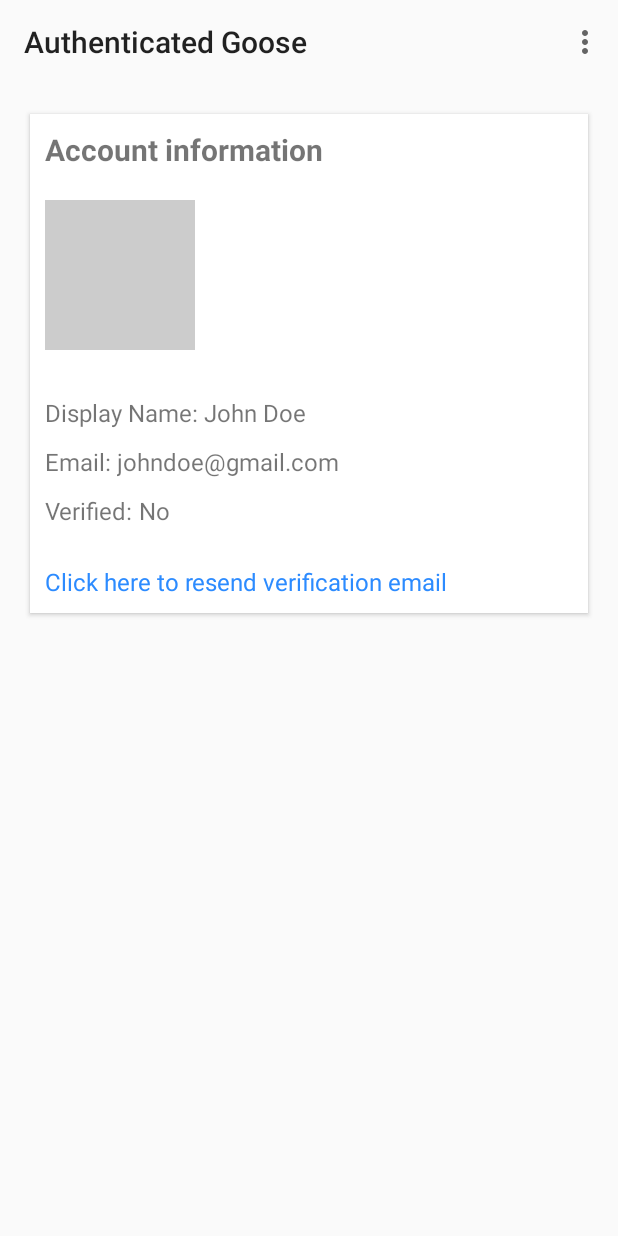
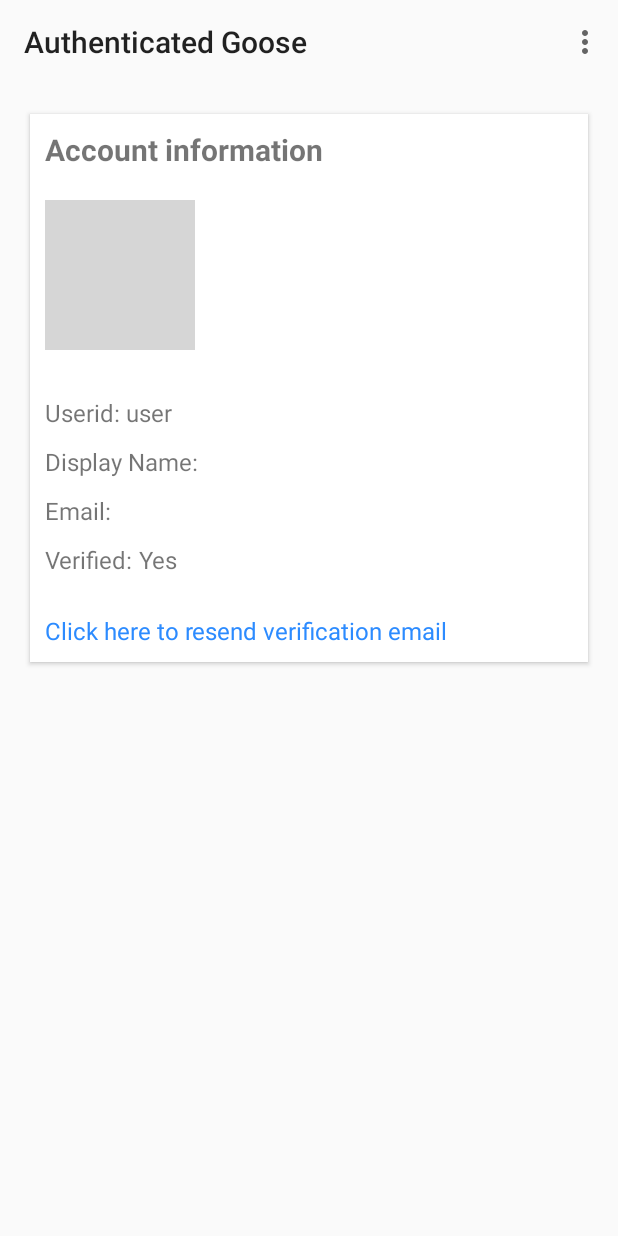
Before and after one commit to frogitecture/Authenticated-Goose, an Android app: the screen it shows after launch once a user with an empty profile is signed in (MainActivity), on a phone screen of 412 x 824 dp. Run offline under Robolectric (Android 15) with nearby library versions, the phone set to English and light mode, and no system bars; our stand-ins replace Firebase (no records; nobody signed in at launch, a user with empty details on screens opened directly); grey boxes are pictures that could not be loaded.

Commit message:
main activity layout finished

```diff
--- a/app/src/main/java/com/hallucind/authenticatedgoosetest/MainActivity.java
+++ b/app/src/main/java/com/hallucind/authenticatedgoosetest/MainActivity.java
@@ -4,15 +4,28 @@ import androidx.appcompat.app.AppCompatActivity;
 import androidx.appcompat.widget.Toolbar;
 
 import android.content.Intent;
+import android.net.Uri;
 import android.os.Bundle;
 import android.view.Menu;
 import android.view.MenuInflater;
 import android.view.MenuItem;
+import android.widget.ImageView;
+import android.widget.TextView;
 
+import com.bumptech.glide.Glide;
 import com.google.firebase.auth.FirebaseAuth;
 import com.google.firebase.auth.FirebaseUser;
 
 public class MainActivity extends AppCompatActivity {
+
+    private FirebaseUser firebaseUser;
+
+    private ImageView imageView;
+    private TextView displayNameTxt;
+    private TextView useridTxt;
+    private TextView emailTxt;
+    private TextView verifiedTxt;
+    private TextView sendVerificationTxt;
 
     @Override
     protected void onCreate(Bundle savedInstanceState) {
@@ -24,7 +37,28 @@ public class MainActivity extends AppCompatActivity {
         if (firebaseAuth.getCurrentUser() == null) {
             finish();
             startActivity(new Intent(this, AuthActivity.class));
+        } else {
+            firebaseUser = firebaseAuth.getCurrentUser();
         }
+
+        imageView = findViewById(R.id.image);
+        useridTxt = findViewById(R.id.uid_txt);
+        displayNameTxt = findViewById(R.id.display_name_txt);
+        emailTxt = findViewById(R.id.email_txt);
+        verifiedTxt = findViewById(R.id.verified_txt);
+        sendVerificationTxt = findViewById(R.id.send_verification_txt);
+
+        Uri profilePicture = firebaseUser.getPhotoUrl();
+        String uid = firebaseUser.getUid();
+        String displayName = firebaseUser.getDisplayName();
+        String email = firebaseUser.getEmail();
+        String verifiedEmail = firebaseUser.isEmailVerified() ? "Yes" : "No";
+
+        Glide.with(this).load(profilePicture).into(imageView);
+        useridTxt.setText(uid);
+        displayNameTxt.setText(displayName);
+        emailTxt.setText(email);
+        verifiedTxt.setText(verifiedEmail);
 
         Toolbar toolbar = findViewById(R.id.toolbar);
         toolbar.setTitle("Authenticated Goose");
--- a/app/src/main/res/layout/activity_main.xml
+++ b/app/src/main/res/layout/activity_main.xml
@@ -54,10 +54,32 @@
                 <TextView
                     android:layout_width="wrap_content"
                     android:layout_height="wrap_content"
+                    android:text="Userid: "
+                    android:textSize="16sp" />
+
+                <TextView
+                    android:id="@+id/uid_txt"
+                    android:layout_width="wrap_content"
+                    android:layout_height="wrap_content"
+                    android:text="abc"
+                    android:textSize="16sp" />
+            </LinearLayout>
+
+            <LinearLayout
+                android:layout_width="wrap_content"
+                android:layout_height="wrap_content"
+                android:layout_marginTop="5dp"
+                android:layout_marginBottom="5dp"
+                android:orientation="horizontal">
+
+                <TextView
+                    android:layout_width="wrap_content"
+                    android:layout_height="wrap_content"
                     android:text="Display Name: "
                     android:textSize="16sp" />
 
                 <TextView
+                    android:id="@+id/display_name_txt"
                     android:layout_width="wrap_content"
                     android:layout_height="wrap_content"
                     android:text="John Doe"
@@ -78,6 +100,7 @@
                     android:textSize="16sp" />
 
                 <TextView
+                    android:id="@+id/email_txt"
                     android:layout_width="wrap_content"
                     android:layout_height="wrap_content"
                     android:text="johndoe@gmail.com"
@@ -98,6 +121,7 @@
                     android:textSize="16sp" />
 
                 <TextView
+                    android:id="@+id/verified_txt"
                     android:layout_width="wrap_content"
                     android:layout_height="wrap_content"
                     android:text="No"
```
